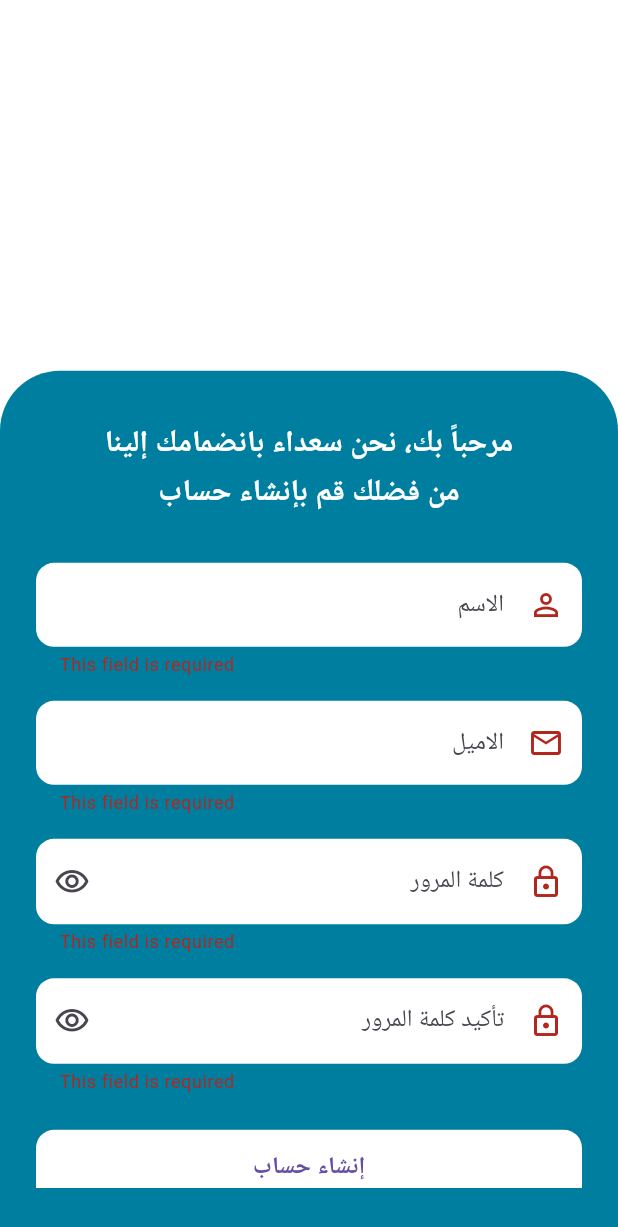
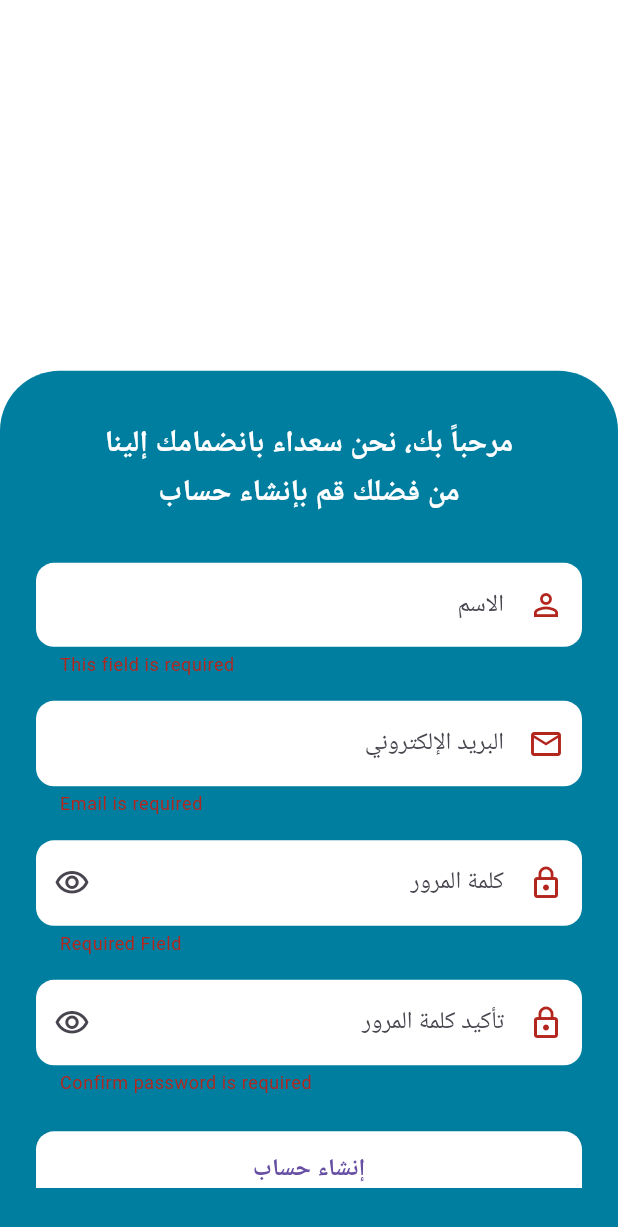
Before and after one commit to Mahmoudelnagar5/ITI-Flutter, a Flutter app: the SignUpScreen screen opened directly, after a tap on "إنشاء حساب", on a phone screen of 412 x 824 dp. Shown: the top 1227 px of the screen. Run offline on Flutter 3.47's test engine with Material 3 defaults, Android fonts, the phone set to English and light mode, and no system bars; our stand-ins replace animate_do, cached_network_image, device_preview, flutter_bloc, flutter_otp_text_field, fluttertoast and 2 more; accounts and stored records are empty.

Commit message:
add bloc to login and fluttertoast package

```diff
--- /dev/null
+++ b/lib/bloc/sign_in_bloc/sign_in_event.dart
@@ -0,0 +1,11 @@
+part of 'sign_in_bloc.dart';
+
+@immutable
+sealed class SignInEvent {}
+
+final class SignInButtonPressedEvent extends SignInEvent {
+  final String email;
+  final String password;
+
+  SignInButtonPressedEvent({required this.email, required this.password});
+}
--- a/lib/bloc/sign_up_bloc/sign_up_bloc.dart
+++ b/lib/bloc/sign_up_bloc/sign_up_bloc.dart
@@ -1,5 +1,7 @@
 import 'package:flutter/material.dart';
 import 'package:flutter_bloc/flutter_bloc.dart';
+
+import '../../core/utils/app_validtion.dart';
 
 part 'sign_up_event.dart';
 part 'sign_up_state.dart';
@@ -8,7 +10,6 @@ class SignUpBloc extends Bloc<SignUpEvent, SignUpState> {
   SignUpBloc() : super(SignUpInitial()) {
     on<SignUpButtonPressedEvent>(_onSignUpEvent);
   }
-
   Future<void> _onSignUpEvent(
     SignUpButtonPressedEvent event,
     Emitter<SignUpState> emit,
@@ -18,24 +19,25 @@ class SignUpBloc extends Bloc<SignUpEvent, SignUpState> {
     // Simulate network delay
     await Future.delayed(const Duration(seconds: 2));
 
-    if (event.name.isEmpty ||
-        event.email.isEmpty ||
-        event.password.isEmpty ||
-        event.confirmPassword.isEmpty) {
+    if (!AppValidtion.isNotEmpty(
+      event.name,
+      event.email,
+      event.password,
+      event.confirmPassword,
+    )) {
       emit(SignUpFailure(message: "جميع الحقول مطلوبة"));
       return;
     }
-    if (!RegExp(r'^[\w-\.]+@([\w-]+\.)+[\w-]{2,4}$').hasMatch(event.email)) {
+    if (!AppValidtion.isValidEmail(event.email)) {
       emit(SignUpFailure(message: "البريد الالكتروني غير صحيح"));
       return;
     }
-    if (event.password != event.confirmPassword) {
-      emit(SignUpFailure(message: "كلمتا المرور غير متطابقتين"));
+    if (!AppValidtion.isValidPassword(event.password)) {
+      emit(SignUpFailure(message: "كلمة المرور يجب ان تكون على الاقل 6 حروف"));
       return;
     }
-
-    if (event.password.length < 6) {
-      emit(SignUpFailure(message: "كلمة المرور يجب ان تكون اكثر من 6 حروف"));
+    if (!AppValidtion.isMatchPassword(event.password, event.confirmPassword)) {
+      emit(SignUpFailure(message: "كلمة المرور غير متطابقة"));
       return;
     }
     emit(SignUpSuccess());
--- /dev/null
+++ b/lib/core/utils/app_validtion.dart
@@ -0,0 +1,76 @@
+import 'package:flutter/material.dart';
+
+abstract class AppValidtion {
+  static bool isValidEmail(String email) {
+    final regExp = RegExp(
+      r"^[a-zA-Z0-9.!#$%&'*+/=?^_`{|}~-]+@[a-zA-Z0-9-]+(?:\.[a-zA-Z]{2,})+$",
+    );
+    return regExp.hasMatch(email.trim());
+  }
+
+  static String? Function(String?) validationEmailMethod({
+    required BuildContext context,
+  }) {
+    return (String? email) {
+      final trimmedEmail = email?.trim();
+
+      if (trimmedEmail == null || trimmedEmail.isEmpty) {
+        return 'Email is required';
+      } else if (!isValidEmail(trimmedEmail)) {
+        return 'Invalid email format';
+      } else {
+        return null; // Valid
+      }
+    };
+  }
+
+  static String? Function(String?)? validationPasswordMethod({
+    required BuildContext context,
+  }) {
+    return (value) {
+      if (value == null || value.isEmpty) {
+        return 'Required Field';
+      }
+
+      if (value.length < 6) {
+        return 'Less length';
+      }
+
+      return null;
+    };
+  }
+
+  static String? Function(String?) validationConfirmPasswordMethod({
+    required BuildContext context,
+    required TextEditingController passwordController,
+  }) {
+    return (String? value) {
+      if (value == null || value.isEmpty) {
+        return 'Confirm password is required';
+      } else if (value != passwordController.text) {
+        return 'Passwords do not match';
+      }
+      return null;
+    };
+  }
+
+  static bool isMatchPassword(String password, String confirmPassword) {
+    return password == confirmPassword;
+  }
+
+  static bool isValidPassword(String password) {
+    return password.length >= 6;
+  }
+
+  static bool isNotEmpty(
+    String name,
+    String email,
+    String password,
+    String confirmPassword,
+  ) {
+    return name.isNotEmpty &&
+        email.isNotEmpty &&
+        password.isNotEmpty &&
+        confirmPassword.isNotEmpty;
+  }
+}
--- a/lib/screens/sign_up_screen.dart
+++ b/lib/screens/sign_up_screen.dart
@@ -5,6 +5,9 @@ import 'package:iti/bloc/sign_up_bloc/sign_up_bloc.dart';
 import 'package:iti/screens/otp_screen.dart';
 import 'package:iti/screens/sign_in_screen.dart';
 import 'package:iti/widgets/custom_text_field.dart';
+
+import '../core/utils/app_validtion.dart';
+import '../core/widgets/toast_message.dart';
 
 class SignUpScreen extends StatefulWidget {
   const SignUpScreen({super.key});
@@ -45,6 +48,7 @@ class _SignUpScreenState extends State<SignUpScreen> {
                 child: FadeInLeft(
                   duration: const Duration(milliseconds: 500),
                   child: Form(
+                    autovalidateMode: AutovalidateMode.onUserInteraction,
                     key: formKey,
                     child: Column(
                       crossAxisAlignment: CrossAxisAlignment.center,
@@ -62,17 +66,24 @@ class _SignUpScreenState extends State<SignUpScreen> {
                         const SizedBox(height: 30),
                         CustomTextField(
                           controller: nameController,
+
                           hintText: 'الاسم',
                           suffixIcon: Icons.person_outline,
                         ),
                         const SizedBox(height: 16),
                         CustomTextField(
+                          validator: AppValidtion.validationEmailMethod(
+                            context: context,
+                          ),
                           controller: emailController,
-                          hintText: 'الاميل',
+                          hintText: 'البريد الإلكتروني',
                           suffixIcon: Icons.email_outlined,
                         ),
                         const SizedBox(height: 16),
                         CustomTextField(
+                          validator: AppValidtion.validationPasswordMethod(
+                            context: context,
+                          ),
                           controller: passwordController,
                           hintText: 'كلمة المرور',
                           suffixIcon: Icons.lock_outline,
@@ -81,6 +92,11 @@ class _SignUpScreenState extends State<SignUpScreen> {
                         ),
                         const SizedBox(height: 16),
                         CustomTextField(
+                          validator:
+                              AppValidtion.validationConfirmPasswordMethod(
+                                context: context,
+                                passwordController: passwordController,
+                              ),
                           controller: confirmPasswordController,
                           hintText: 'تأكيد كلمة المرور',
                           suffixIcon: Icons.lock_outline,
@@ -92,16 +108,21 @@ class _SignUpScreenState extends State<SignUpScreen> {
                         BlocConsumer<SignUpBloc, SignUpState>(
                           listener: (context, state) {
                             if (state is SignUpFailure) {
-                              ScaffoldMessenger.of(context).showSnackBar(
-                                SnackBar(content: Text(state.message)),
-                              );
+                              showToastMessage(state.message, Colors.red);
+                              // ScaffoldMessenger.of(context).showSnackBar(
+                              //   SnackBar(content: Text(state.message)),
+                              // );
                             }
                             if (state is SignUpSuccess) {
-                              ScaffoldMessenger.of(context).showSnackBar(
-                                const SnackBar(
-                                  content: Text('تم إنشاء الحساب بنجاح'),
-                                ),
+                              showToastMessage(
+                                'تم إنشاء الحساب بنجاح',
+                                Colors.green,
                               );
+                              // ScaffoldMessenger.of(context).showSnackBar(
+                              //   const SnackBar(
+                              //     content: Text('تم إنشاء الحساب بنجاح'),
+                              //   ),
+                              // );
                               Navigator.push(
                                 context,
                                 MaterialPageRoute(
--- a/pubspec.yaml
+++ b/pubspec.yaml
@@ -36,6 +36,7 @@ dependencies:
     sdk: flutter
   flutter_bloc: ^9.1.1
   flutter_otp_text_field: ^1.5.1+1
+  fluttertoast: ^8.2.12
   google_fonts: ^6.2.1
 
 dev_dependencies:
```
Also changed, not shown: lib/bloc/sign_in_bloc/sign_in_bloc.dart (added, +33 -0 lines), lib/bloc/sign_in_bloc/sign_in_state.dart (added, +16 -0 lines), lib/core/widgets/toast_message.dart (added, +14 -0 lines), lib/screens/sign_in_screen.dart (+53 -13 lines), pubspec.lock.
